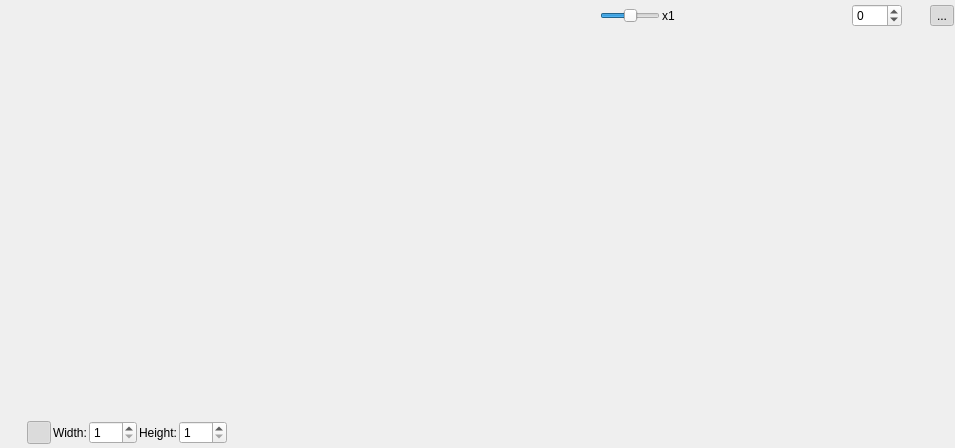
First picture: the form in EditorTabWidget.ui, repository lukegrahamSydney/TilesEditor, before the edit.
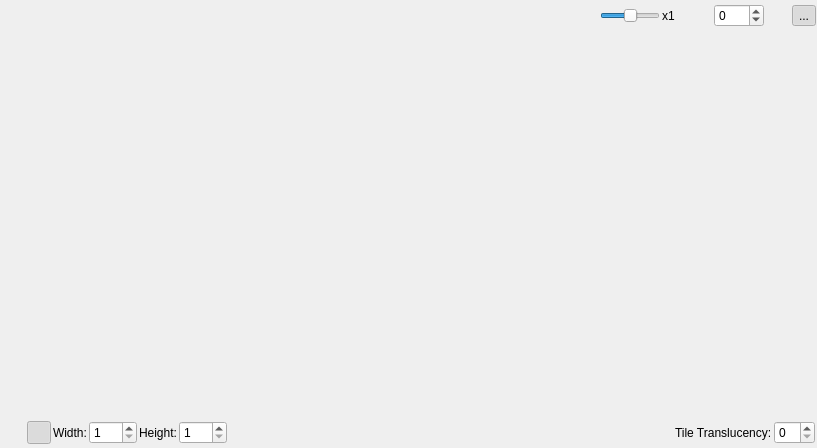
Second picture: the form after the edit. Icons and pictures are not drawn.

Commit message:
Better layer support and tile translucency
You can now add objects/links/signs to specific layers. You can set the translucency of each tile (only available for .lvl format). You can also clear the "default tile" which will allow you to delete tiles on the main layer (layer 0)

The edit to the form file:
```diff
--- a/EditorTabWidget.ui
+++ b/EditorTabWidget.ui
@@ -6,7 +6,7 @@
    <rect>
     <x>0</x>
     <y>0</y>
-    <width>955</width>
+    <width>817</width>
     <height>448</height>
    </rect>
   </property>
@@ -796,6 +796,20 @@
         </property>
        </spacer>
       </item>
+      <item>
+       <widget class="QLabel" name="label_5">
+        <property name="text">
+         <string>Tile Translucency:</string>
+        </property>
+       </widget>
+      </item>
+      <item>
+       <widget class="QSpinBox" name="tileTranslucency">
+        <property name="maximum">
+         <number>15</number>
+        </property>
+       </widget>
+      </item>
      </layout>
     </widget>
    </item>
```
Left out of the diff: 2 changed lines with no effect on the pictures. The commit also changes 32 other files.
